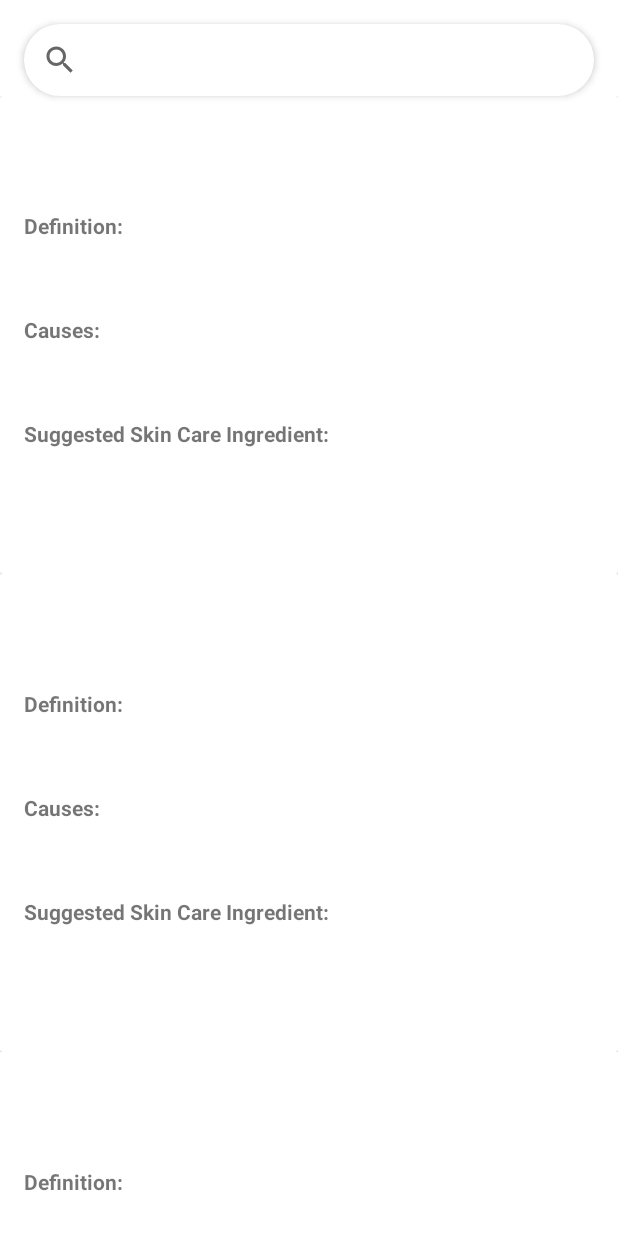
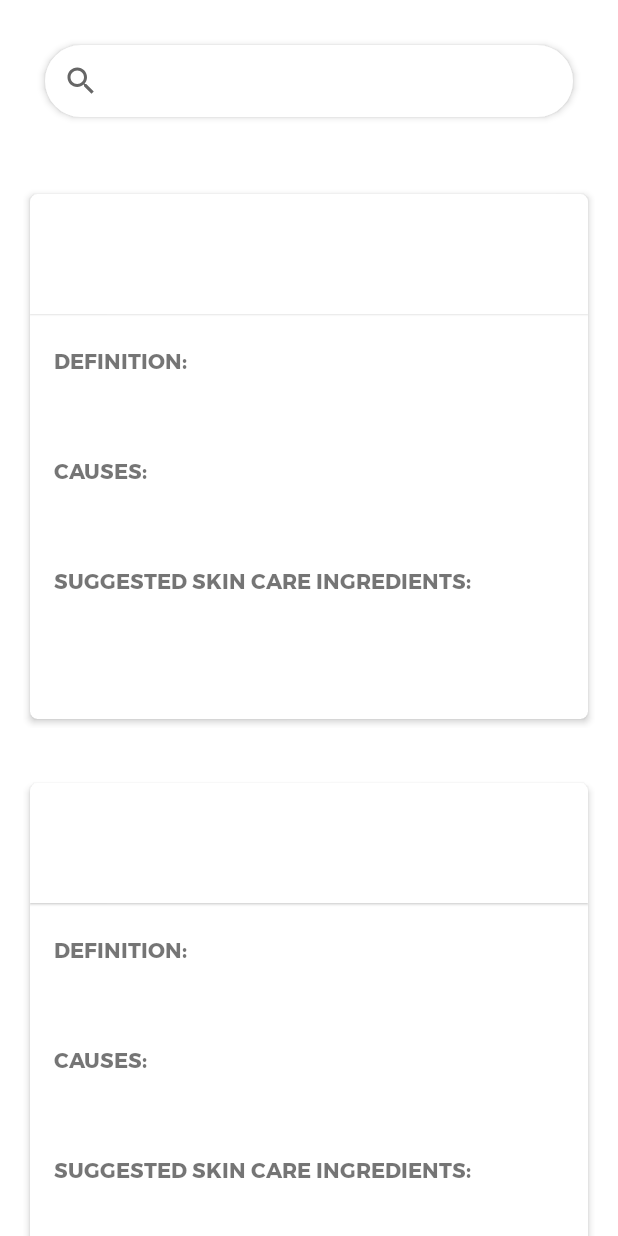
Before and after one commit to jeaaanius/Skincap, an Android app: the layout fragment_library.xml on its own in the app's theme, with its tools: preview values and no code run, on a phone screen of 412 x 824 dp. Run offline under Robolectric (Android 15) with nearby library versions, the phone set to English and light mode, and no system bars.

Commit message:
updated strings and layouts

```diff
--- a/app/src/main/res/layout/fragment_check_skin.xml
+++ b/app/src/main/res/layout/fragment_check_skin.xml
@@ -10,8 +10,8 @@
 
     <ImageView
         android:id="@+id/check_skin_image"
-        android:layout_width="wrap_content"
-        android:layout_height="wrap_content"
+        android:layout_width="256dp"
+        android:layout_height="182dp"
         android:src="@drawable/ic_check_skin_snap" />
 
     <TextView
--- a/app/src/main/res/layout/fragment_info.xml
+++ b/app/src/main/res/layout/fragment_info.xml
@@ -16,14 +16,16 @@
             android:id="@+id/skin_cap_logo"
             android:layout_width="match_parent"
             android:layout_height="wrap_content"
-            app:srcCompat="@drawable/ic_skincap_logo" />
+            app:srcCompat="@mipmap/icon_skincap" />
 
         <TextView
             android:id="@+id/skin_cap_info"
             android:layout_width="wrap_content"
             android:layout_height="wrap_content"
             android:fontFamily="@font/montserrat"
-            android:padding="10dp"
+            android:layout_marginTop="20dp"
+            android:padding="5dp"
+            android:textStyle="italic"
             android:textSize="13sp"
             android:text="@string/skin_cap_desc"
             android:textColor="@color/black"
--- a/app/src/main/res/layout/fragment_library.xml
+++ b/app/src/main/res/layout/fragment_library.xml
@@ -13,7 +13,8 @@
         android:layout_height="wrap_content"
         android:background="@drawable/bg_search"
         android:elevation="3dp"
-        android:layout_margin="16dp"
+        android:layout_margin="30dp"
+        app:queryHint="Search"
         app:layout_constraintEnd_toEndOf="parent"
         app:layout_constraintStart_toStartOf="parent"
         app:layout_constraintTop_toTopOf="parent"
@@ -24,6 +25,7 @@
         tools:listitem="@layout/library_row"
         android:id="@+id/recyclerView"
         android:layout_width="match_parent"
+        android:layout_marginTop="30dp"
         android:layout_height="0dp"
         app:layoutManager="androidx.recyclerview.widget.LinearLayoutManager"
         app:layout_constraintBottom_toBottomOf="parent"
--- a/app/src/main/res/layout/library_row.xml
+++ b/app/src/main/res/layout/library_row.xml
@@ -4,12 +4,16 @@
     xmlns:tools="http://schemas.android.com/tools"
     android:orientation="vertical" android:layout_width="match_parent"
     android:layout_height="wrap_content"
-    tools:context=".ui.home.HomeFragment">
+    tools:context=".ui.home.HomeFragment"
+    android:padding="15dp">
 
     <androidx.cardview.widget.CardView
         android:layout_width="match_parent"
         android:layout_height="wrap_content"
-        android:padding="8dp">
+        app:cardBackgroundColor="@color/white"
+        app:cardCornerRadius="5dp"
+        app:cardElevation="3dp"
+        app:cardUseCompatPadding="true">
 
         <androidx.constraintlayout.widget.ConstraintLayout
             android:layout_width="match_parent"
@@ -18,15 +22,16 @@
             <TextView
                 android:id="@+id/skinIssue"
                 android:layout_width="0dp"
-                android:layout_height="wrap_content"
-                android:padding="16dp"
+                android:layout_height="80dp"
+                android:background="@color/white"
+                android:elevation="1dp"
+                android:fontFamily="@font/montserrat_bold"
+                android:padding="25dp"
                 android:text=""
                 android:textAppearance="@style/TextAppearance.AppCompat.Medium"
                 app:layout_constraintEnd_toEndOf="parent"
                 app:layout_constraintStart_toStartOf="parent"
-                app:layout_constraintTop_toTopOf="parent"
-                android:background="?attr/selectableItemBackground"
-                />
+                app:layout_constraintTop_toTopOf="parent" />
 
             <androidx.constraintlayout.widget.ConstraintLayout
                 android:id="@+id/expandableLayout"
@@ -34,7 +39,6 @@
                 android:layout_height="wrap_content"
                 android:visibility="visible"
                 app:layout_constraintEnd_toEndOf="parent"
-                app:layout_constraintHorizontal_bias="0.0"
                 app:layout_constraintStart_toStartOf="parent"
                 app:layout_constraintTop_toBottomOf="@id/skinIssue">
 
@@ -46,7 +50,7 @@
                     android:layout_marginLeft="16dp"
                     android:layout_marginTop="20dp"
                     android:text="@string/definition"
-                    android:textStyle="bold"
+                    android:fontFamily="@font/montserrat_bold"
                     android:textAppearance="@style/TextAppearance.AppCompat.Small"
                     app:layout_constraintStart_toStartOf="parent"
                     app:layout_constraintTop_toTopOf="parent" />
@@ -76,7 +80,7 @@
                     android:layout_marginLeft="16dp"
                     android:layout_marginTop="50dp"
                     android:text="@string/causes"
-                    android:textStyle="bold"
+                    android:fontFamily="@font/montserrat_bold"
                     app:layout_constraintStart_toStartOf="parent"
                     app:layout_constraintTop_toBottomOf="@+id/definition" />
 
@@ -104,7 +108,7 @@
                     android:layout_marginLeft="16dp"
                     android:layout_marginTop="50dp"
                     android:text="@string/skin_ingred"
-                    android:textStyle="bold"
+                    android:fontFamily="@font/montserrat_bold"
                     app:layout_constraintStart_toStartOf="parent"
                     app:layout_constraintTop_toBottomOf="@+id/causes" />
 
--- a/app/src/main/res/values/strings.xml
+++ b/app/src/main/res/values/strings.xml
@@ -29,6 +29,10 @@
     <string name="save_journal">SAVE</string>
     <string name="cancel_journal">CANCEL</string>
     <string name="check_your_skin">Check your Skin</string>
+    <!-- Home -->
+    <string name="list_skin_type">Skin Types</string>
+    <string name="list_skin_issues">Skin Issues</string>
+    <string name="list_skin_ingredients">Skin Ingredients</string>
     <!--Create Journal -->
     <string name="skin_issue">Skin Issue:</string>
     <string name="skin_issue_name">ACNE</string>
@@ -55,7 +59,7 @@
     <string name="dev_4_desc">Lorem ipsum dolor sit amet, \nconsectetur adipiscing elit. Egestas \nid donec volutpat, diam at ac. </string>
     <string name="feu_tech">FEU TECH</string>
     <!-- Library -->
-    <string name="definition">Definition:</string>
-    <string name="causes">Causes:</string>
-    <string name="skin_ingred">Suggested Skin Care Ingredient:</string>
+    <string name="definition">DEFINITION:</string>
+    <string name="causes">CAUSES:</string>
+    <string name="skin_ingred">SUGGESTED SKIN CARE INGREDIENTS:</string>
 </resources>
```
